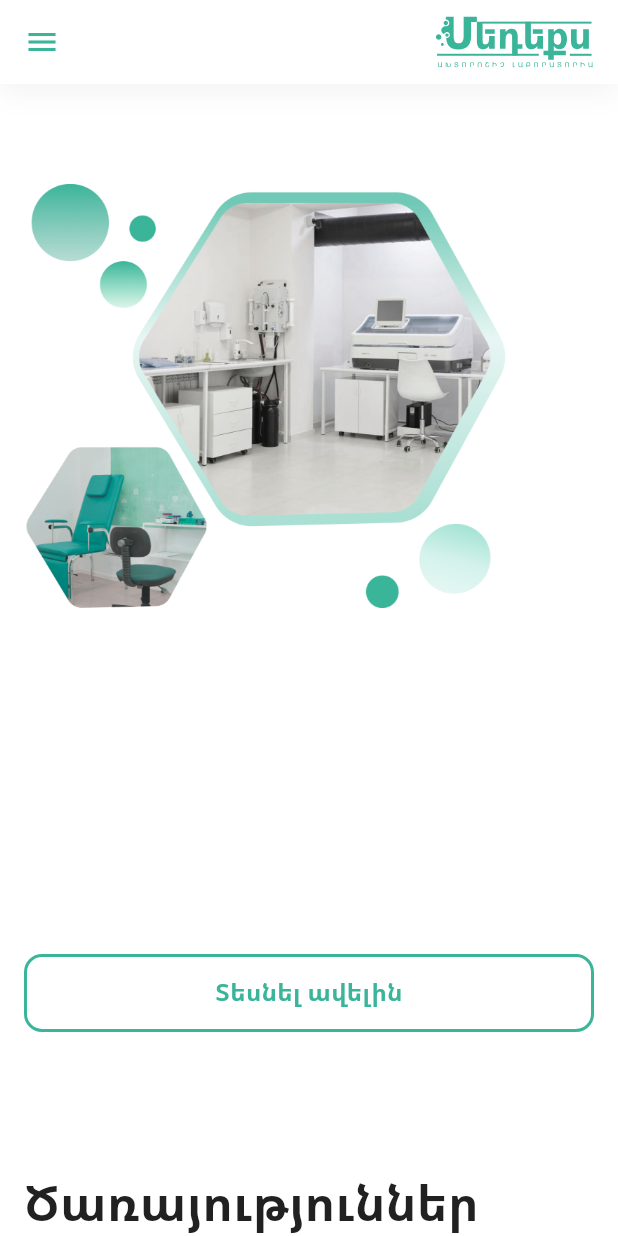
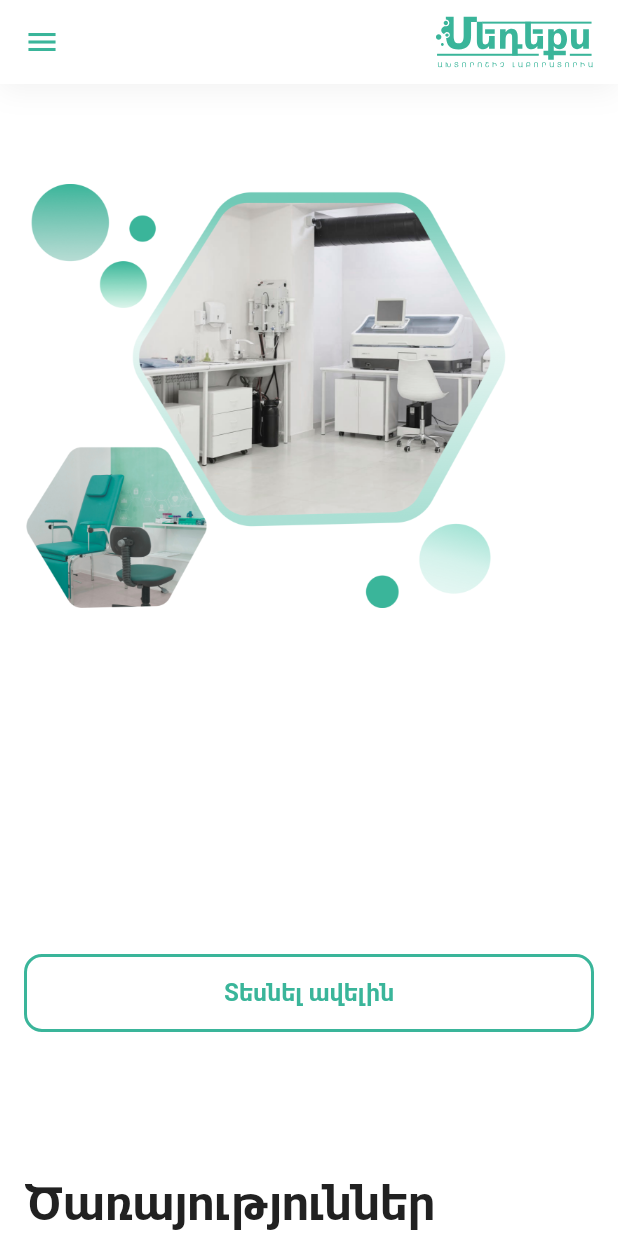
Before and after one commit to GevTonoyan/medex, a Flutter app: the screen it shows after launch, on a phone screen of 412 x 824 dp. Run offline on Flutter 3.47's test engine with Material 2 defaults, Android fonts, the phone set to English and light mode, and no system bars; our stand-ins replace cloud_firestore, firebase_core, firebase_database, flutter_spinkit, flutter_svg, flutter_widget_from_html and 1 more; accounts and stored records are empty.

Commit message:
change configs

```diff
--- a/lib/core/theming/app_fonts.dart
+++ b/lib/core/theming/app_fonts.dart
@@ -5,6 +5,7 @@ class AppFonts {
   static const TextStyle titleDesktop = TextStyle(
     fontSize: 32,
     fontWeight: FontWeight.bold,
+    fontFamily: 'Mardoto',
     height: 48 / 32,
     color: AppColors.appBlack,
   );
@@ -12,6 +13,7 @@ class AppFonts {
   static const TextStyle titleMobile = TextStyle(
     fontSize: 22,
     fontWeight: FontWeight.bold,
+    fontFamily: 'Mardoto',
     height: 33 / 22,
     color: AppColors.appBlack,
   );
@@ -19,6 +21,7 @@ class AppFonts {
   static const TextStyle subTitleDesktop = TextStyle(
     fontSize: 24,
     fontWeight: FontWeight.bold,
+    fontFamily: 'Mardoto',
     color: AppColors.appBlack,
     height: 36 / 24,
   );
@@ -26,6 +29,7 @@ class AppFonts {
   static const TextStyle subTitleMobile = TextStyle(
     fontSize: 18,
     fontWeight: FontWeight.bold,
+    fontFamily: 'Mardoto',
     color: AppColors.appBlack,
     height: 27 / 18,
   );
@@ -33,6 +37,7 @@ class AppFonts {
   static const TextStyle body = TextStyle(
     fontSize: 16,
     fontWeight: FontWeight.w400,
+    fontFamily: 'Mardoto',
     color: AppColors.appBlack,
     height: 24 / 16,
   );
@@ -40,6 +45,7 @@ class AppFonts {
   static const TextStyle bodyBold = TextStyle(
     fontSize: 16,
     fontWeight: FontWeight.bold,
+    fontFamily: 'Mardoto',
     color: AppColors.appBlack,
     height: 24 / 16,
   );
--- a/lib/main.dart
+++ b/lib/main.dart
@@ -36,7 +36,7 @@ class MyApp extends StatelessWidget {
       fallbackLocale: const Locale('ru', 'Ru'),
       theme: ThemeData(fontFamily: 'Mardoto'),
       home: MaterialApp(
-        title: 'title'.tr,
+        title: 'Medex',
         theme: ThemeData(useMaterial3: true),
         home: Configuration().isMobile
             ? const HomeScreenMobile()
```
